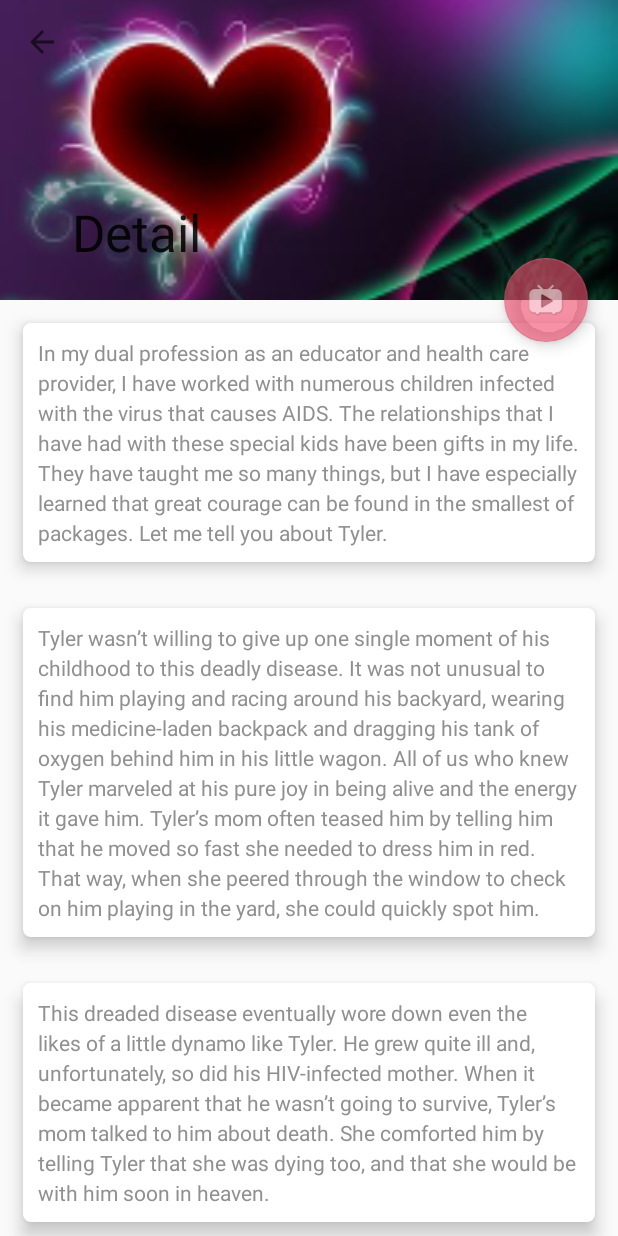
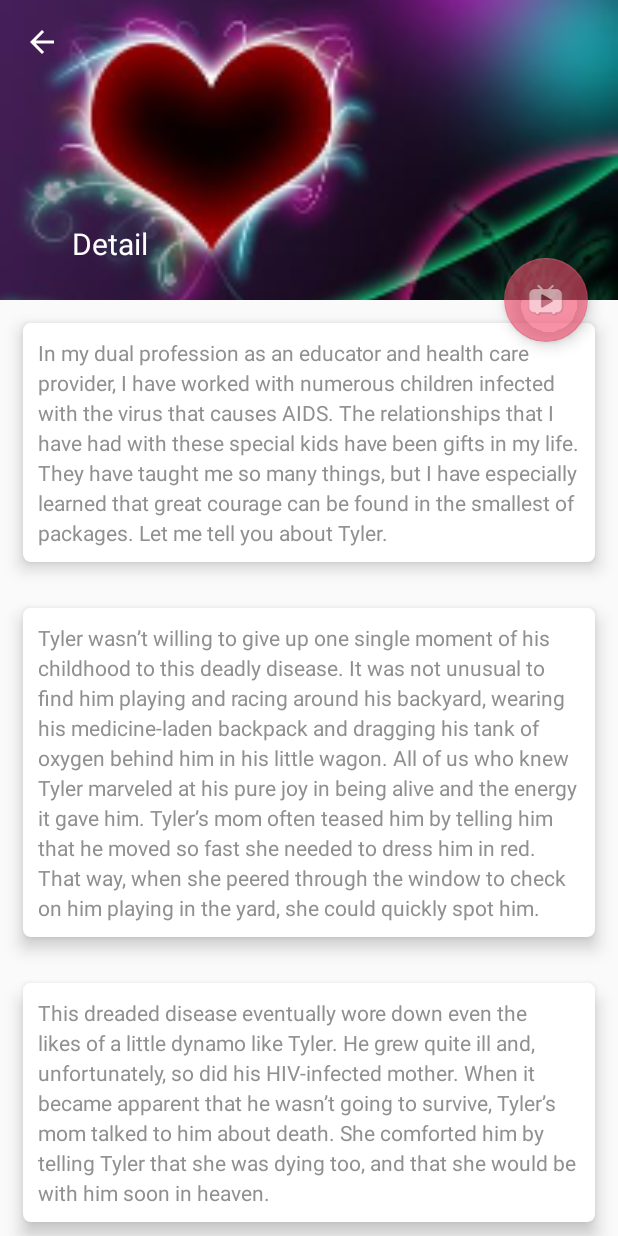
Before and after one commit to banketree/MaterialDesignMaster, an Android app: the DetailActivity screen opened directly, with no data from a screen before it, on a phone screen of 412 x 824 dp. Run offline under Robolectric (Android 15) with nearby library versions, the light colour scheme and no system bars.

Commit message:
modify the metre of collapsingToolBarLayout control

```diff
--- a/app/src/main/java/com/sk/collapse/activity/DetailActivity.java
+++ b/app/src/main/java/com/sk/collapse/activity/DetailActivity.java
@@ -2,8 +2,10 @@ package com.sk.collapse.activity;
 
 import android.os.Bundle;
 import android.support.annotation.Nullable;
+import android.support.design.widget.CollapsingToolbarLayout;
 import android.support.v7.app.ActionBar;
 import android.support.v7.widget.Toolbar;
+import android.view.View;
 
 /**
  * Created by sk on 16-9-2.
@@ -11,6 +13,7 @@ import android.support.v7.widget.Toolbar;
 public class DetailActivity extends BaseAppCompatActivity {
 
     private Toolbar mToolBar;
+    private CollapsingToolbarLayout mCollapse;
 
     @Override
     protected void onCreate(@Nullable Bundle savedInstanceState) {
@@ -28,5 +31,17 @@ public class DetailActivity extends BaseAppCompatActivity {
             ab.setDisplayUseLogoEnabled(true);
         }
 
+        mCollapse = (CollapsingToolbarLayout) findViewById(R.id.id_collapse);
+//        mCollapse.setExpandedTitleColor(Color.WHITE);
+//        mCollapse.setCollapsedTitleTextColor(Color.WHITE);
+//        mCollapse.setExpandedTitleMarginBottom(30);
+
+        mToolBar.setNavigationOnClickListener(new View.OnClickListener() {
+            @Override
+            public void onClick(View view) {
+                onBackPressed();
+            }
+        });
+
     }
 }
--- a/app/src/main/res/layout/detail_activity.xml
+++ b/app/src/main/res/layout/detail_activity.xml
@@ -25,7 +25,11 @@
             app:layout_scrollFlags="scroll|exitUntilCollapsed"
             app:expandedTitleMarginStart="48dp"
             app:expandedTitleMarginEnd="64dp"
-
+            app:expandedTitleMarginBottom="30dp"
+            app:expandedTitleTextAppearance="@style/ExpandTheme"
+            app:collapsedTitleTextAppearance="@style/CollapseTheme"
+            app:theme="@style/ThemeOverlay.AppCompat.Dark.ActionBar"
+            app:popupTheme="@style/ThemeOverlay.AppCompat.Light"
             >
 
             <ImageView
@@ -33,7 +37,6 @@
                 android:layout_height="200dp"
                 android:src="@drawable/header"
                 android:scaleType="centerCrop"
-                android:fitsSystemWindows="true"
                 app:layout_collapseMode="parallax"
                 app:layout_collapseParallaxMultiplier="0.2" />
 
@@ -42,12 +45,10 @@
                 android:id="@+id/id_toolbar"
                 android:layout_width="match_parent"
                 android:layout_height="?attr/actionBarSize"
-                android:fitsSystemWindows="true"
-                app:layout_collapseMode="none"
+                app:layout_collapseMode="pin"
                 app:title="@string/detail"
+                app:theme="@style/ThemeOverlay.AppCompat.Dark.ActionBar"
                 app:popupTheme="@style/ThemeOverlay.AppCompat.Light"
-                app:theme="@style/ToolbarTheme"
-
                 />
         </android.support.design.widget.CollapsingToolbarLayout>
 
--- a/app/src/main/res/values/styles.xml
+++ b/app/src/main/res/values/styles.xml
@@ -11,10 +11,19 @@
 
     <!-- ToolBar菜单样式 -->
     <style name="ToolbarTheme" parent="Theme.AppCompat.Light.NoActionBar">
-        <item name="android:actionMenuTextColor">@color/colorWhite</item>
+        <item name="actionMenuTextColor">@color/colorWhite</item>
         <item name="android:textSize">30sp</item>
-        <item name="android:textColorPrimary">#f00</item>
     </style>
 
 
+    <style name="ExpandTheme" parent="Theme.AppCompat.Light.NoActionBar">
+        <item name="android:textColor">@color/colorWhite</item>
+        <item name="android:textSize">20sp</item>
+    </style>
+
+    <style name="CollapseTheme" parent="Theme.AppCompat.Light.NoActionBar">
+        <item name="android:textColor">@color/colorWhite</item>
+        <item name="android:textSize">16sp</item>
+    </style>
+
 </resources>
```
